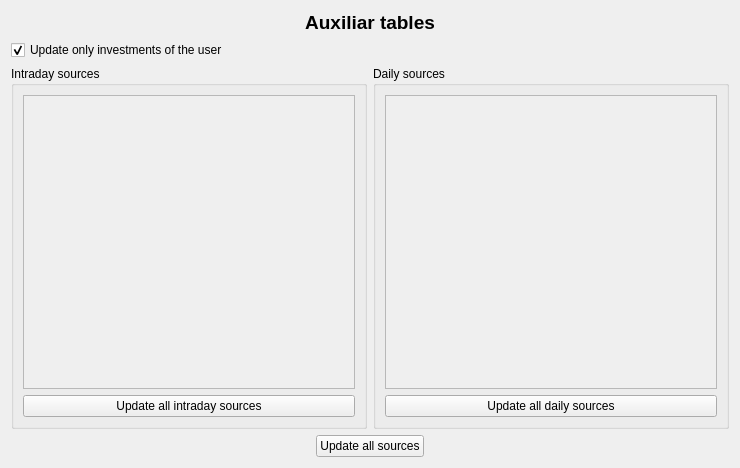
Before: the Qt Designer form ui/wdgQuotesUpdate.ui in turulomio/xulpymoney, drawn with Qt 5.
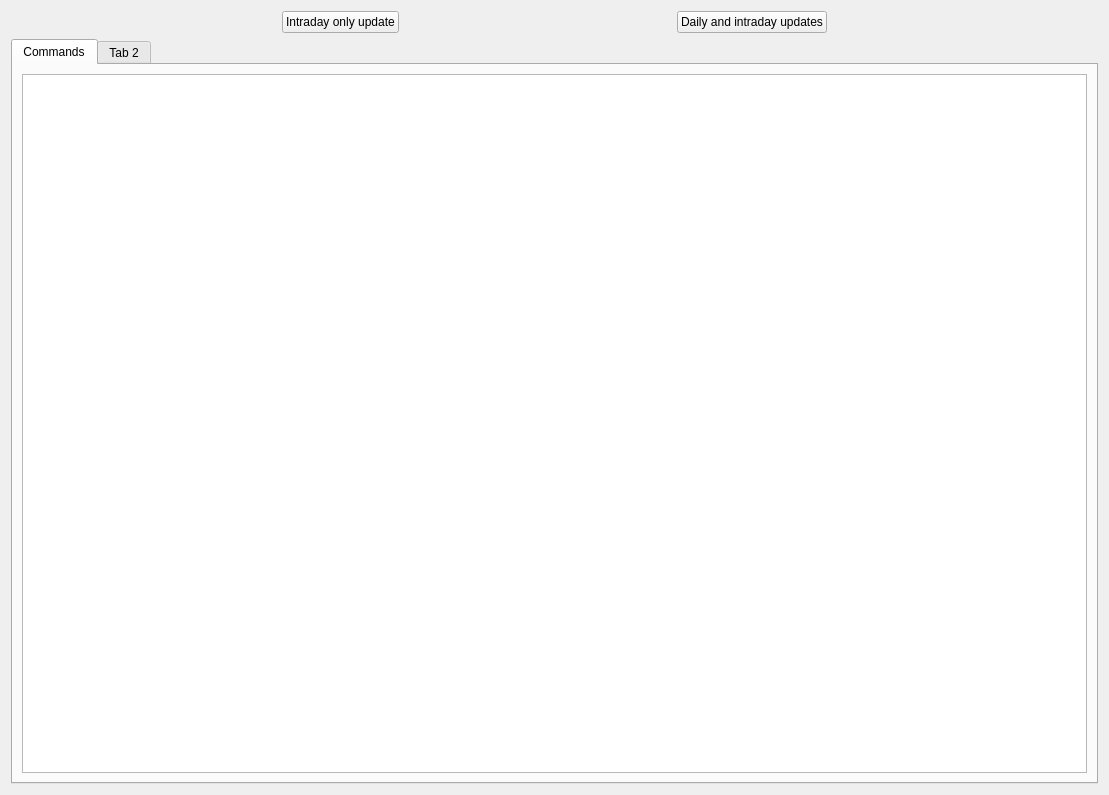
After: the same form once the commit is applied. Icons and pictures are not drawn. Custom widgets are drawn as their Qt base class.

Patch:
```diff
--- a/ui/wdgQuotesUpdate.ui
+++ b/ui/wdgQuotesUpdate.ui
@@ -6,172 +6,48 @@
    <rect>
     <x>0</x>
     <y>0</y>
-    <width>740</width>
-    <height>468</height>
+    <width>1109</width>
+    <height>795</height>
    </rect>
   </property>
-  <layout class="QVBoxLayout" name="verticalLayout_6">
+  <layout class="QHBoxLayout" name="horizontalLayout">
    <item>
-    <layout class="QVBoxLayout" name="verticalLayout_5">
+    <layout class="QVBoxLayout" name="verticalLayout">
      <item>
-      <layout class="QVBoxLayout" name="verticalLayout">
+      <layout class="QHBoxLayout" name="horizontalLayout_3">
        <item>
-        <widget class="QLabel" name="label">
-         <property name="font">
-          <font>
-           <pointsize>14</pointsize>
-           <weight>75</weight>
-           <bold>true</bold>
-          </font>
+        <spacer name="horizontalSpacer_4">
+         <property name="orientation">
+          <enum>Qt::Horizontal</enum>
          </property>
-         <property name="text">
-          <string>Auxiliar tables</string>
+         <property name="sizeHint" stdset="0">
+          <size>
+           <width>40</width>
+           <height>20</height>
+          </size>
          </property>
-         <property name="alignment">
-          <set>Qt::AlignCenter</set>
-         </property>
-        </widget>
+        </spacer>
        </item>
        <item>
-        <widget class="QCheckBox" name="chkUserOnly">
-         <property name="toolTip">
-          <string>If it's unchecked, Xulpymoney will update all products marked as autoupdate</string>
-         </property>
+        <widget class="QPushButton" name="cmdIntraday">
          <property name="text">
-          <string>Update only investments of the user</string>
+          <string>Intraday only update</string>
          </property>
-         <property name="checked">
-          <bool>true</bool>
+         <property name="icon">
+          <iconset resource="../images/xulpymoney.qrc">
+           <normaloff>:/xulpymoney/transfer.png</normaloff>:/xulpymoney/transfer.png</iconset>
          </property>
         </widget>
        </item>
        <item>
-        <layout class="QHBoxLayout" name="horizontalLayout">
-         <item>
-          <widget class="QGroupBox" name="groupBox">
-           <property name="title">
-            <string>Intraday sources</string>
-           </property>
-           <layout class="QVBoxLayout" name="verticalLayout_2">
-            <item>
-             <widget class="QScrollArea" name="scrollArea">
-              <property name="horizontalScrollBarPolicy">
-               <enum>Qt::ScrollBarAlwaysOff</enum>
-              </property>
-              <property name="widgetResizable">
-               <bool>true</bool>
-              </property>
-              <property name="alignment">
-               <set>Qt::AlignLeading|Qt::AlignLeft|Qt::AlignTop</set>
-              </property>
-              <widget class="QWidget" name="scrollAreaWidgetContents">
-               <property name="geometry">
-                <rect>
-                 <x>0</x>
-                 <y>0</y>
-                 <width>338</width>
-                 <height>261</height>
-                </rect>
-               </property>
-               <layout class="QVBoxLayout" name="verticalLayout_7">
-                <item>
-                 <layout class="QGridLayout" name="layIntraday">
-                  <item row="0" column="0">
-                   <widget class="wdgSource" name="wgoogle" native="true"/>
-                  </item>
-                 </layout>
-                </item>
-               </layout>
-              </widget>
-             </widget>
-            </item>
-            <item>
-             <widget class="QPushButton" name="cmdIntraday">
-              <property name="text">
-               <string>Update all intraday sources</string>
-              </property>
-              <property name="icon">
-               <iconset resource="../images/xulpymoney.qrc">
-                <normaloff>:/xulpymoney/transfer.png</normaloff>:/xulpymoney/transfer.png</iconset>
-              </property>
-             </widget>
-            </item>
-           </layout>
-          </widget>
-         </item>
-         <item>
-          <widget class="QGroupBox" name="groupBox_2">
-           <property name="title">
-            <string>Daily sources</string>
-           </property>
-           <layout class="QVBoxLayout" name="verticalLayout_4">
-            <item>
-             <widget class="QScrollArea" name="scrollArea_2">
-              <property name="horizontalScrollBarPolicy">
-               <enum>Qt::ScrollBarAlwaysOff</enum>
-              </property>
-              <property name="widgetResizable">
-               <bool>true</bool>
-              </property>
-              <property name="alignment">
-               <set>Qt::AlignLeading|Qt::AlignLeft|Qt::AlignTop</set>
-              </property>
-              <widget class="QWidget" name="scrollAreaWidgetContents_2">
-               <property name="geometry">
-                <rect>
-                 <x>0</x>
-                 <y>0</y>
-                 <width>338</width>
-                 <height>261</height>
-                </rect>
-               </property>
-               <layout class="QVBoxLayout" name="verticalLayout_3">
-                <item>
-                 <layout class="QVBoxLayout" name="layDaily">
-                  <item>
-                   <widget class="wdgSource" name="wgooglehistorical" native="true"/>
-                  </item>
-                  <item>
-                   <widget class="wdgSource" name="wbolsamadrid" native="true"/>
-                  </item>
-                  <item>
-                   <widget class="wdgSource" name="wmorningstar" native="true"/>
-                  </item>
-                 </layout>
-                </item>
-               </layout>
-              </widget>
-             </widget>
-            </item>
-            <item>
-             <widget class="QPushButton" name="cmdDaily">
-              <property name="text">
-               <string>Update all daily sources</string>
-              </property>
-              <property name="icon">
-               <iconset resource="../images/xulpymoney.qrc">
-                <normaloff>:/xulpymoney/transfer.png</normaloff>:/xulpymoney/transfer.png</iconset>
-              </property>
-             </widget>
-            </item>
-           </layout>
-          </widget>
-         </item>
-        </layout>
-       </item>
-      </layout>
-     </item>
-     <item>
-      <layout class="QHBoxLayout" name="horizontalLayout_2">
-       <item>
-        <spacer name="horizontalSpacer">
+        <spacer name="horizontalSpacer_3">
          <property name="orientation">
           <enum>Qt::Horizontal</enum>
          </property>
          <property name="sizeHint" stdset="0">
           <size>
-           <width>248</width>
-           <height>17</height>
+           <width>40</width>
+           <height>20</height>
           </size>
          </property>
         </spacer>
@@ -179,7 +55,7 @@
        <item>
         <widget class="QPushButton" name="cmdAll">
          <property name="text">
-          <string>Update all sources</string>
+          <string>Daily and intraday updates</string>
          </property>
          <property name="icon">
           <iconset resource="../images/xulpymoney.qrc">
@@ -188,7 +64,7 @@
         </widget>
        </item>
        <item>
-        <spacer name="horizontalSpacer_2">
+        <spacer name="horizontalSpacer_5">
          <property name="orientation">
           <enum>Qt::Horizontal</enum>
          </property>
@@ -202,18 +78,29 @@
        </item>
       </layout>
      </item>
+     <item>
+      <widget class="QTabWidget" name="tab_3">
+       <widget class="QWidget" name="tab">
+        <attribute name="title">
+         <string>Commands</string>
+        </attribute>
+        <layout class="QHBoxLayout" name="horizontalLayout_4">
+         <item>
+          <widget class="QTableWidget" name="tableCommands"/>
+         </item>
+        </layout>
+       </widget>
+       <widget class="QWidget" name="tab_2">
+        <attribute name="title">
+         <string>Tab 2</string>
+        </attribute>
+       </widget>
+      </widget>
+     </item>
     </layout>
    </item>
   </layout>
  </widget>
- <customwidgets>
-  <customwidget>
-   <class>wdgSource</class>
-   <extends>QWidget</extends>
-   <header location="global">libsources</header>
-   <container>1</container>
-  </customwidget>
- </customwidgets>
  <resources>
   <include location="../images/xulpymoney.qrc"/>
  </resources>
```
